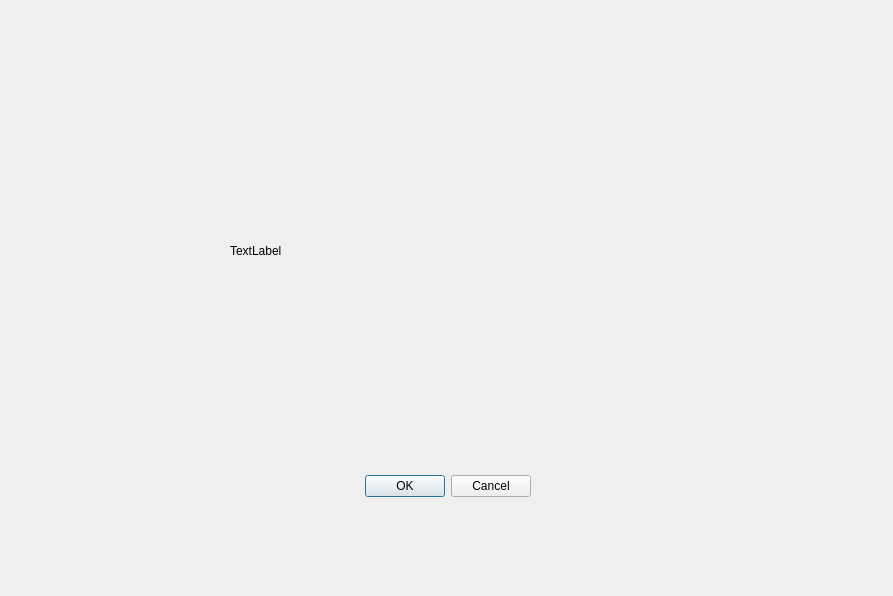
Above: confirm.ui from AmirAlEzzani/opencvDocumentScanner before the change. Below: the same form after it.
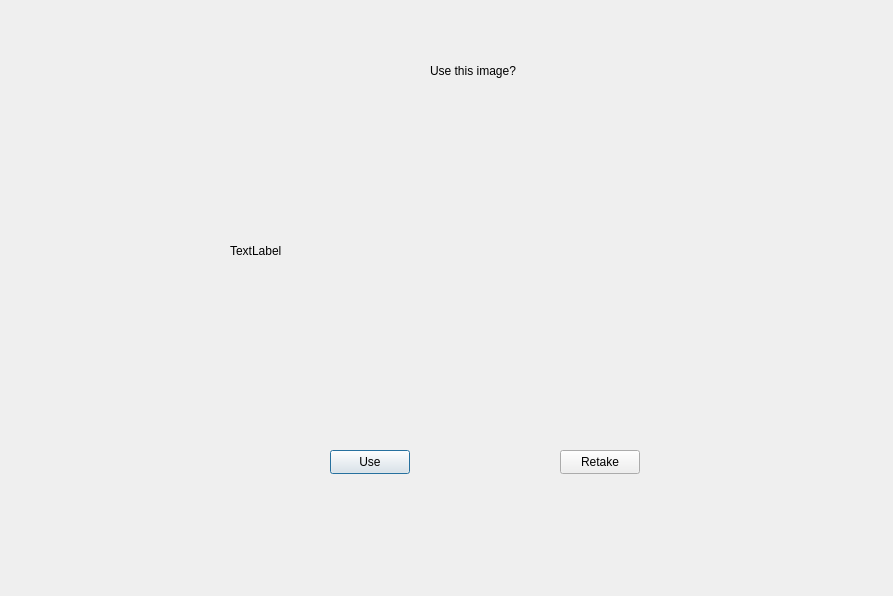
That is the form after the change.

Commit message: now functional! deletes any previously stored images so that app doesnt break, has option to download image or transcript. shows preview of processed image before downloading

```diff
--- a/confirm.ui
+++ b/confirm.ui
@@ -13,22 +13,6 @@
   <property name="windowTitle">
    <string>Dialog</string>
   </property>
-  <widget class="QDialogButtonBox" name="buttonBox">
-   <property name="geometry">
-    <rect>
-     <x>190</x>
-     <y>470</y>
-     <width>341</width>
-     <height>32</height>
-    </rect>
-   </property>
-   <property name="orientation">
-    <enum>Qt::Horizontal</enum>
-   </property>
-   <property name="standardButtons">
-    <set>QDialogButtonBox::Cancel|QDialogButtonBox::Ok</set>
-   </property>
-  </widget>
   <widget class="QLabel" name="confirmImg">
    <property name="geometry">
     <rect>
@@ -42,6 +26,45 @@
     <string>TextLabel</string>
    </property>
   </widget>
+  <widget class="QPushButton" name="pushButton">
+   <property name="geometry">
+    <rect>
+     <x>330</x>
+     <y>450</y>
+     <width>80</width>
+     <height>24</height>
+    </rect>
+   </property>
+   <property name="text">
+    <string>Use</string>
+   </property>
+  </widget>
+  <widget class="QPushButton" name="pushButton_2">
+   <property name="geometry">
+    <rect>
+     <x>560</x>
+     <y>450</y>
+     <width>80</width>
+     <height>24</height>
+    </rect>
+   </property>
+   <property name="text">
+    <string>Retake</string>
+   </property>
+  </widget>
+  <widget class="QLabel" name="label">
+   <property name="geometry">
+    <rect>
+     <x>430</x>
+     <y>50</y>
+     <width>171</width>
+     <height>41</height>
+    </rect>
+   </property>
+   <property name="text">
+    <string>Use this image?</string>
+   </property>
+  </widget>
  </widget>
  <resources/>
  <connections>
```
Left out of the diff: 35 changed lines with no effect on the pictures. The commit also changes 214 other files.
